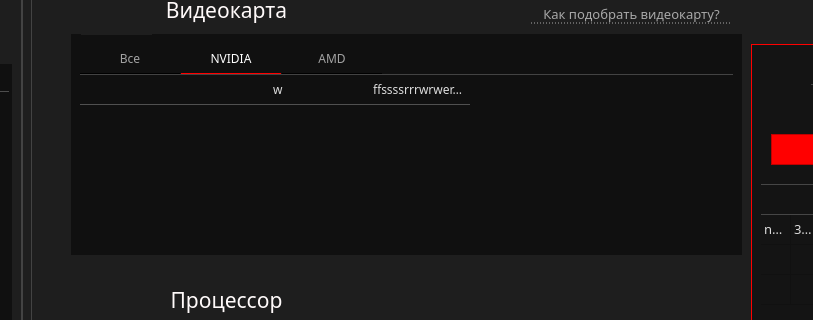
First picture: the form in ui/main_interface.ui, repository marginalprog/git_pcconf, before the edit; both pictures show x 301 to 1114 and y 81 to 401 of the 1366 by 783 pixel window.
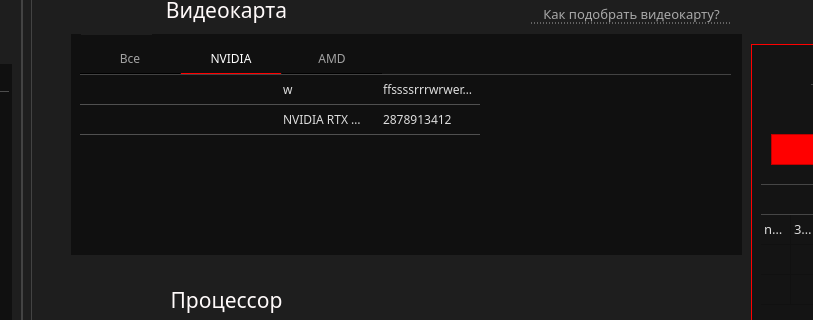
Second picture: the form after the edit. Icons and pictures are not drawn.

Patch:
```diff
--- a/ui/main_interface.ui
+++ b/ui/main_interface.ui
@@ -977,9 +977,9 @@
                   </property>
                   <property name="geometry">
                    <rect>
-                    <x>-11</x>
+                    <x>0</x>
                     <y>0</y>
-                    <width>671</width>
+                    <width>651</width>
                     <height>181</height>
                    </rect>
                   </property>
@@ -1033,6 +1033,7 @@
 
 QTableWidget QTableCornerButton::section
 {
+	
 	background: rgb(80,80,80);
 	border-style: solid;
 	border-width: 1px;
@@ -1050,7 +1051,7 @@
 {
 	background-color: #101010;
 	color: #dddddd;
-	border: 1px solid #434343;
+	border-top: 1px solid #434343;
 }
 
 QTableWidget::item:hover {
@@ -1113,6 +1114,11 @@
                     <string>w</string>
                    </property>
                   </row>
+                  <row>
+                   <property name="text">
+                    <string>New Row</string>
+                   </property>
+                  </row>
                   <column>
                    <property name="text">
                     <string>Выбор</string>
@@ -1133,6 +1139,11 @@
                     <string>др. параметры</string>
                    </property>
                   </column>
+                  <item row="0" column="0">
+                   <property name="text">
+                    <string/>
+                   </property>
+                  </item>
                   <item row="0" column="2">
                    <property name="text">
                     <string>w</string>
@@ -1143,6 +1154,16 @@
                     <string>ffssssrrrwrwer3333222234</string>
                    </property>
                   </item>
+                  <item row="1" column="2">
+                   <property name="text">
+                    <string>NVIDIA RTX 4080</string>
+                   </property>
+                  </item>
+                  <item row="1" column="3">
+                   <property name="text">
+                    <string>2878913412</string>
+                   </property>
+                  </item>
                  </widget>
                 </widget>
                 <widget class="QWidget" name="tabAmd">
```
Left out of the diff: 9 changed lines with no effect on the pictures.
